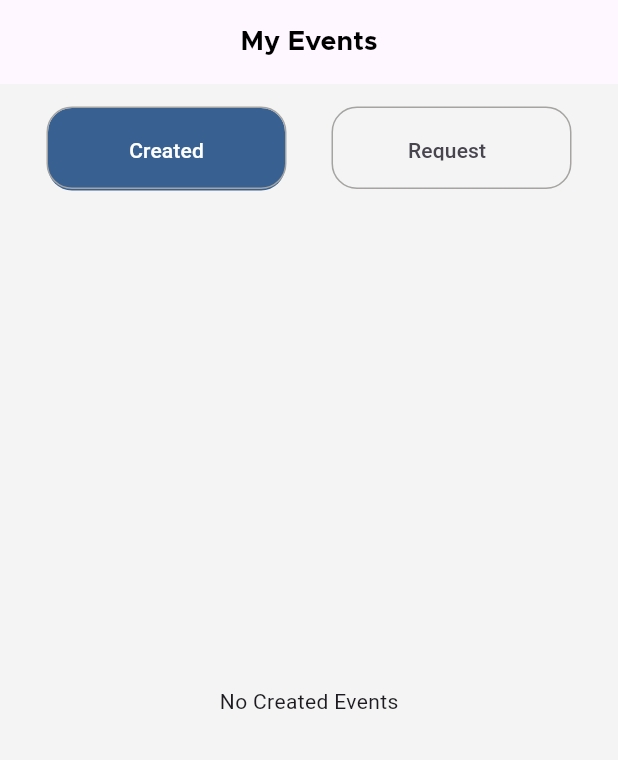
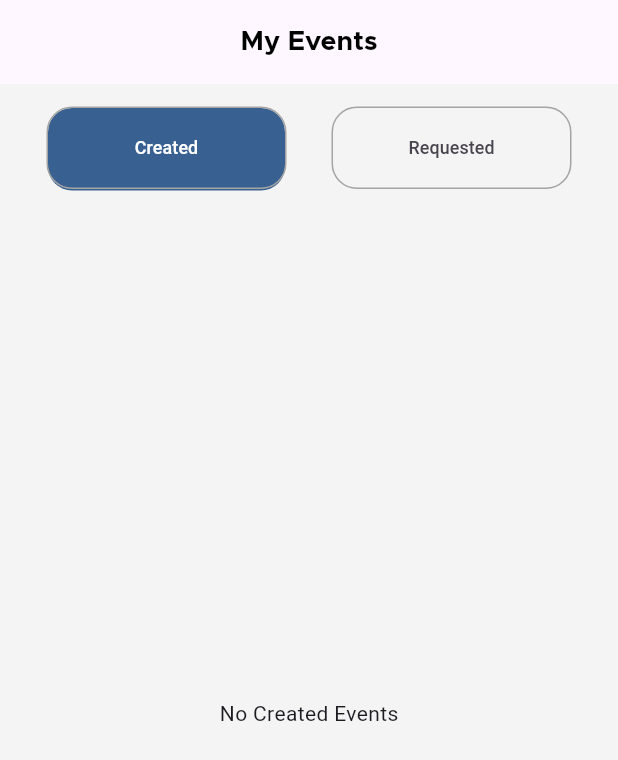
Before and after one commit to Mahmoud-Magdyy/Eventak, a Flutter app: the MyEvents screen opened directly, on a phone screen of 412 x 824 dp. Shown: the top 760 px of the screen. Run offline on Flutter 3.47's test engine with Material 3 defaults, Android fonts, the phone set to English and light mode, and no system bars; our stand-ins replace cached_network_image, dartz, device_preview, dio, flutter_bloc, flutter_otp_text_field and 8 more; accounts and stored records are empty; network calls fail; project files that could hold a hidden picture were left out.

Commit message:
edit to responsive

```diff
--- a/lib/core/widgets/custom_button.dart
+++ b/lib/core/widgets/custom_button.dart
@@ -5,7 +5,7 @@
 
 class CustomElevetedButton extends StatelessWidget {
   const CustomElevetedButton({
-    super.key, this.height=48, this.width=double.infinity, required this.onPressed, this.background, required this.text, this.color, this.borderColor,
+    super.key, this.height=48, this.width=double.infinity, required this.onPressed, this.background, required this.text, this.color, this.borderColor, this.style,
   });
   final double? height;
   final double? width;
@@ -14,6 +14,7 @@
   final String  text;
   final Color? color;
   final Color? borderColor;
+  final TextStyle? style;
   // final Function(bool)? onFocusChange;
   @override
   Widget build(BuildContext context) {
@@ -33,7 +34,7 @@
                      MaterialStatePropertyAll(
 
                        background??AppColors.primaryColor)),
-        child:  Text(text,style: AppStyles.styleSemiBold18(context).copyWith(color: color),),
+        child:  Text(text,style:style?? AppStyles.styleSemiBold18(context).copyWith(color: color),),
       ),
     );
   }
--- a/lib/features/my_events/presentation/screens/my_events.dart
+++ b/lib/features/my_events/presentation/screens/my_events.dart
@@ -39,7 +39,7 @@
               DefaultTabController(
                 length: 2,
                 child: Padding(
-                  padding: const EdgeInsets.all(16),
+                  padding: const EdgeInsets.only(top:16, left: 16, right: 16),
                   child: Column(
                     children: [
                       Container(
@@ -58,7 +58,7 @@
                             color: AppColors.primaryColor,
                           ),
                           tabs: const [
-                            CustomTabBarButton(text: 'Created'),
+                            CustomTabBarButton(text: 'Created',),
                             CustomTabBarButton(text: 'Requested'),
                           ],
                         ),
--- a/lib/features/my_events/presentation/widgets/custom_container_item.dart
+++ b/lib/features/my_events/presentation/widgets/custom_container_item.dart
@@ -66,8 +66,10 @@
                             .deleteEvent(myCreatedEventModel.id);
                       },
                       text: 'Delete Event',
+
                       borderColor: Colors.grey,
-                      color: Colors.black87,
+                      color: Colors.black,
+
                       background: Colors.transparent,
                     ),
                   ),
--- a/lib/features/my_events/presentation/widgets/custom_tab_bar_button.dart
+++ b/lib/features/my_events/presentation/widgets/custom_tab_bar_button.dart
@@ -13,7 +13,7 @@
       width: 169,
       height: 55,
       padding: const EdgeInsets.symmetric(
-          horizontal: 50, vertical: 18),
+          horizontal: 46, vertical: 18),
       decoration: ShapeDecoration(
         // color: Colors.transparent,
         shape: RoundedRectangleBorder(
@@ -24,7 +24,9 @@
           ),
         ),
       ),
-      child:  Center(child: Text(text)),
+      child:  Center(child: FittedBox(
+        fit: BoxFit.scaleDown,
+        child: Text(text))),
     );
   }
 }
--- a/lib/features/my_events/presentation/widgets/title_and_sub_title.dart
+++ b/lib/features/my_events/presentation/widgets/title_and_sub_title.dart
@@ -16,7 +16,7 @@
       mainAxisAlignment: MainAxisAlignment.start,
       children: [
         SizedBox(
-          width: MediaQuery.of(context).size.width * 0.5,
+          width: MediaQuery.of(context).size.width * 0.4,
           child: Text(nameOfEvent,
               maxLines: 1,
               overflow: TextOverflow.ellipsis,
@@ -35,7 +35,7 @@
               width: 6,
             ),
             SizedBox(
-              // width: 200,
+              width: MediaQuery.of(context).size.width * 0.4,
               child: Text(location,
                   overflow: TextOverflow.ellipsis,
                   style: AppStyles.styleMedium12(context)),
```
